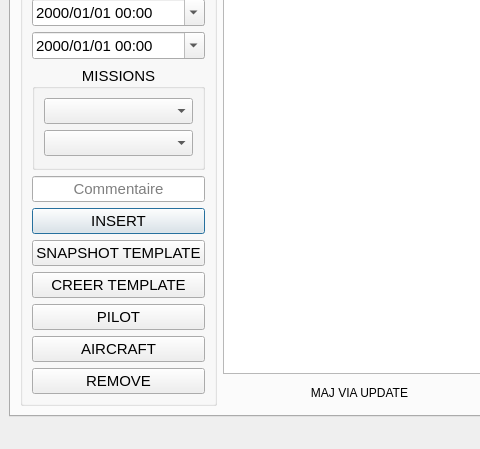
Old version of the form moise_alternatif_widgets.ui in the repository heliomaster/MoiseV0.2.1; both pictures show x 0 to 480 and y 201 to 650 of the 1074 by 650 pixel window.
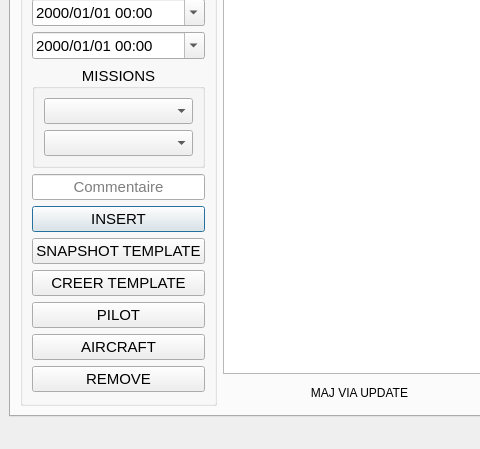
New version of the form. The open tabs and pages were chosen to show the change. Icons and pictures are not drawn.

Commit message: Fixed issue with resize haeder on tableView_2 with SetStrechselection and setSelectionResizeModel + method  resizeEvent which overrides tableview to be able to resize manually cols + spaces in PCM and PCB to fit properly

What changed in the file:
```diff
--- a/moise_alternatif_widgets.ui
+++ b/moise_alternatif_widgets.ui
@@ -146,6 +146,12 @@
            </property>
            <item row="5" column="0">
             <widget class="QGroupBox" name="groupBox_3">
+             <property name="sizePolicy">
+              <sizepolicy hsizetype="Minimum" vsizetype="Maximum">
+               <horstretch>0</horstretch>
+               <verstretch>0</verstretch>
+              </sizepolicy>
+             </property>
              <property name="title">
               <string>MISSIONS</string>
              </property>
```
Left out of the diff: 5 changed lines with no effect on the pictures. The commit also changes 2 other files.
